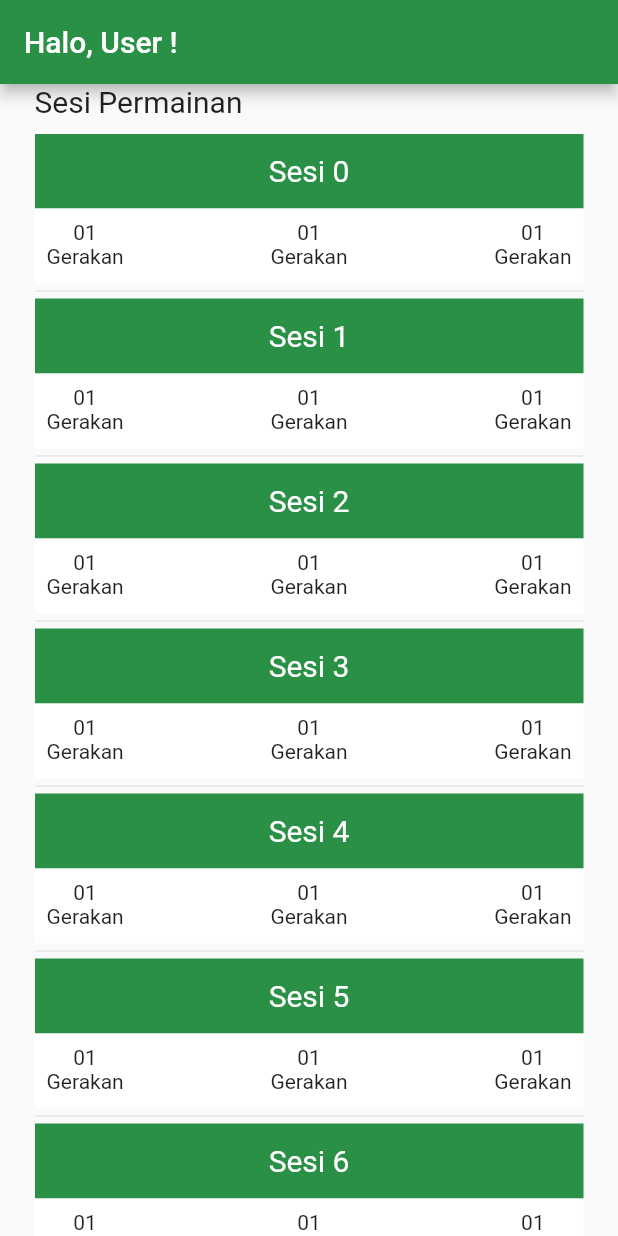
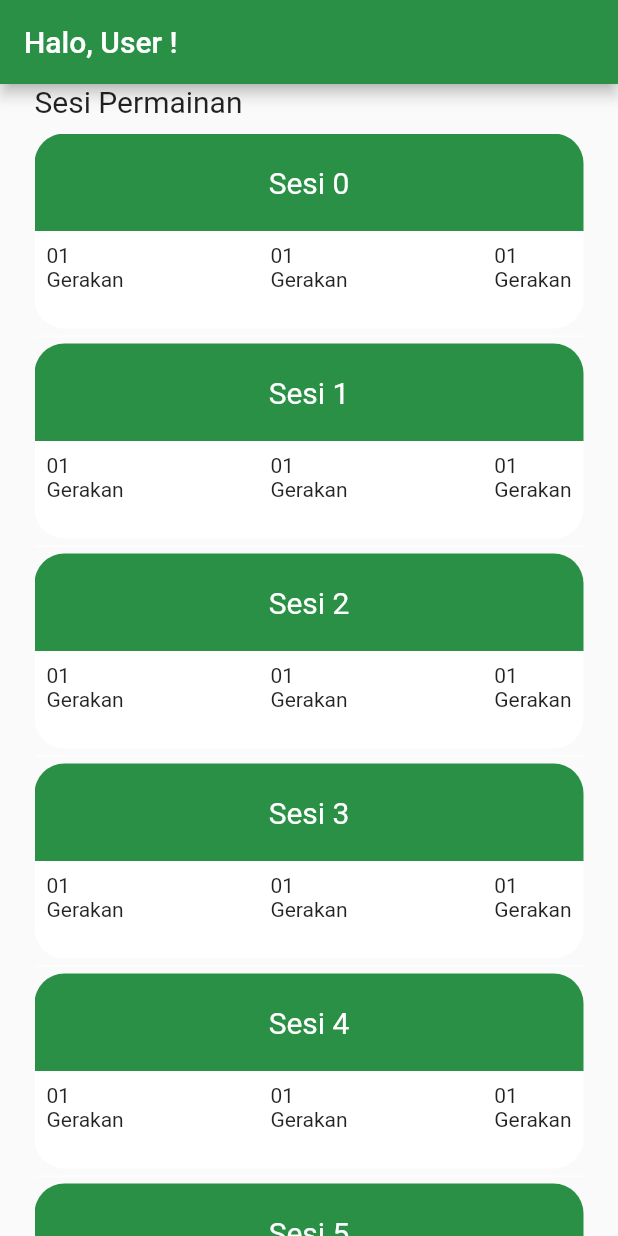
Before and after one commit to Harizt-LF/badmintonstroke_counter, a Flutter app: the screen it shows after launch, on a phone screen of 412 x 824 dp. Run offline on Flutter 3.47's test engine with Material 2 defaults, Android fonts, the light colour scheme and no system bars.

Commit message:
feat: added styling session placeholder

```diff
--- a/lib/views/homepage.dart
+++ b/lib/views/homepage.dart
@@ -31,11 +31,14 @@ class HomePageView extends StatelessWidget {
                     child: ListView.separated(
                         itemCount: 10,
                         separatorBuilder: (BuildContext context, int index) =>
-                            const Divider(height: 10),
+                            const Divider(
+                              height: 10,
+                              color: Colors.white,
+                            ),
                         itemBuilder: (BuildContext context, index) {
                           return Container(
                             width: width,
-                            height: 100,
+                            height: 130,
                             child: Column(
                               children: [
                                 Flexible(
@@ -43,7 +46,11 @@ class HomePageView extends StatelessWidget {
                                   child: Container(
                                     alignment: Alignment.center,
                                     width: width,
-                                    color: const Color(0xFFFF299046),
+                                    decoration: BoxDecoration(
+                                        color: const Color(0xFFFF299046),
+                                        borderRadius: BorderRadius.only(
+                                            topLeft: Radius.circular(20),
+                                            topRight: Radius.circular(20))),
                                     child: Text(
                                       'Sesi $index',
                                       style: const TextStyle(
@@ -54,7 +61,12 @@ class HomePageView extends StatelessWidget {
                                 Flexible(
                                     flex: 1,
                                     child: Container(
-                                      color: Colors.white,
+                                      decoration: BoxDecoration(
+                                          color: Colors.white,
+                                          borderRadius: BorderRadius.only(
+                                              bottomLeft: Radius.circular(20),
+                                              bottomRight:
+                                                  Radius.circular(20))),
                                       child: const Padding(
                                         padding: EdgeInsets.all(8.0),
                                         child: Row(
@@ -62,18 +74,24 @@ class HomePageView extends StatelessWidget {
                                               MainAxisAlignment.spaceBetween,
                                           children: [
                                             Column(
+                                              crossAxisAlignment:
+                                                  CrossAxisAlignment.start,
                                               children: [
                                                 Text('01'),
                                                 Text('Gerakan')
                                               ],
                                             ),
                                             Column(
+                                              crossAxisAlignment:
+                                                  CrossAxisAlignment.start,
                                               children: [
                                                 Text('01'),
                                                 Text('Gerakan')
                                               ],
                                             ),
                                             Column(
+                                              crossAxisAlignment:
+                                                  CrossAxisAlignment.start,
                                               children: [
                                                 Text('01'),
                                                 Text('Gerakan')
```
